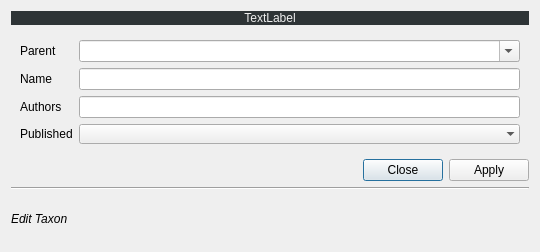
First picture: the form in ui/pn_edittaxa.ui, repository PhilippeBko/taxa_occ, before the edit.
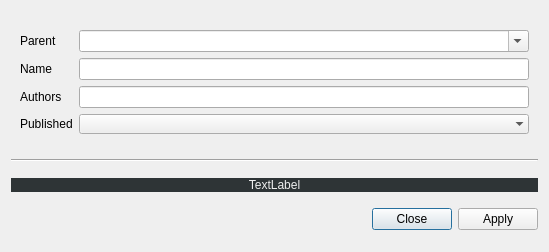
Second picture: the form after the edit.

Patch:
```diff
--- a/ui/pn_edittaxa.ui
+++ b/ui/pn_edittaxa.ui
@@ -9,7 +9,7 @@
    <rect>
     <x>0</x>
     <y>0</y>
-    <width>540</width>
+    <width>549</width>
     <height>252</height>
    </rect>
   </property>
@@ -35,7 +35,7 @@
    <string>Reference</string>
   </property>
   <layout class="QGridLayout" name="gridLayout">
-   <item row="0" column="0">
+   <item row="3" column="0">
     <widget class="QLabel" name="taxaLineEdit">
      <property name="sizePolicy">
       <sizepolicy hsizetype="Preferred" vsizetype="Fixed">
@@ -70,6 +70,23 @@
      </property>
     </widget>
    </item>
+   <item row="4" column="0">
+    <widget class="QDialogButtonBox" name="buttonBox">
+     <property name="orientation">
+      <enum>Qt::Horizontal</enum>
+     </property>
+     <property name="standardButtons">
+      <set>QDialogButtonBox::Apply|QDialogButtonBox::Close</set>
+     </property>
+    </widget>
+   </item>
+   <item row="2" column="0">
+    <widget class="Line" name="line">
+     <property name="orientation">
+      <enum>Qt::Horizontal</enum>
+     </property>
+    </widget>
+   </item>
    <item row="1" column="0">
     <widget class="QWidget" name="Layout_edit" native="true">
      <property name="sizePolicy">
@@ -151,35 +168,6 @@
      </layout>
     </widget>
    </item>
-   <item row="2" column="0">
-    <widget class="QDialogButtonBox" name="buttonBox">
-     <property name="orientation">
-      <enum>Qt::Horizontal</enum>
-     </property>
-     <property name="standardButtons">
-      <set>QDialogButtonBox::Apply|QDialogButtonBox::Close</set>
-     </property>
-    </widget>
-   </item>
-   <item row="3" column="0">
-    <widget class="Line" name="line">
-     <property name="orientation">
-      <enum>Qt::Horizontal</enum>
-     </property>
-    </widget>
-   </item>
-   <item row="4" column="0">
-    <widget class="QLabel" name="label">
-     <property name="font">
-      <font>
-       <italic>true</italic>
-      </font>
-     </property>
-     <property name="text">
-      <string>Edit Taxon</string>
-     </property>
-    </widget>
-   </item>
   </layout>
  </widget>
  <tabstops>
```
